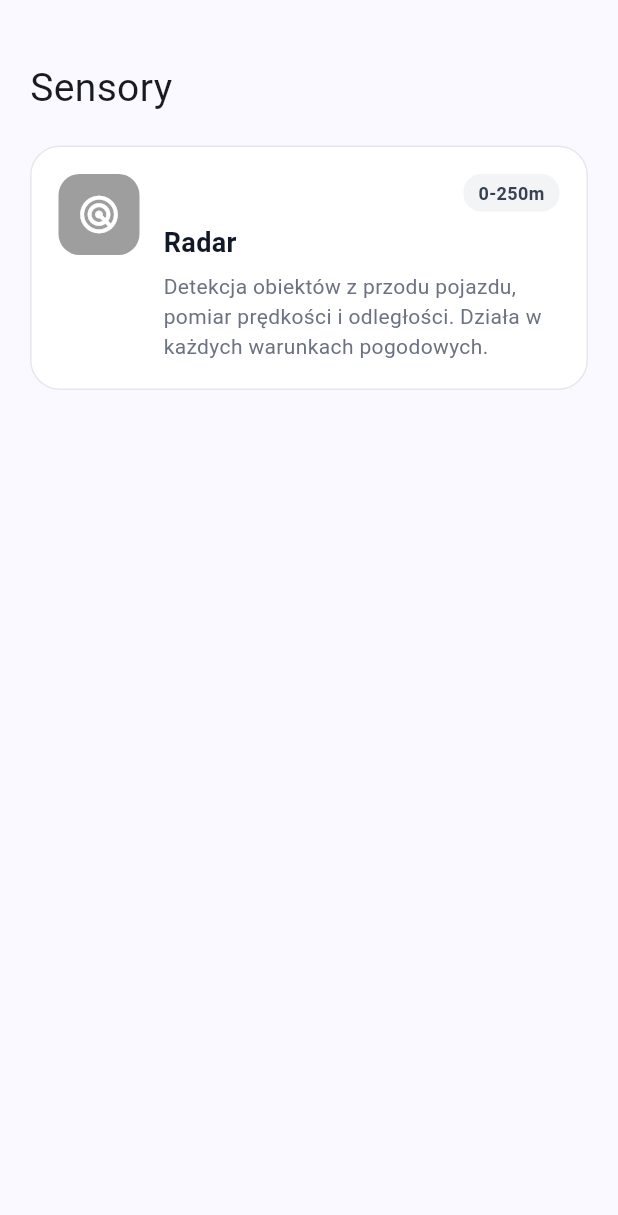
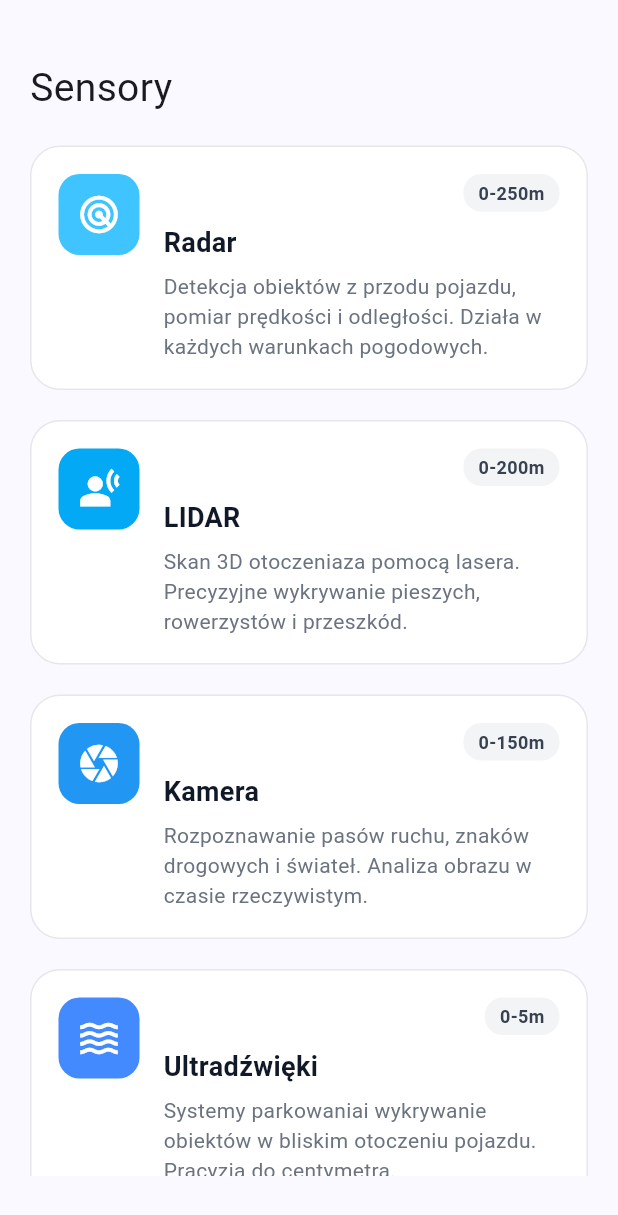
Before and after one commit to sqrasdf/AutoSense, a Flutter app: the LessonPage screen opened directly, on a phone screen of 412 x 824 dp. Shown: the top 1215 px of the screen. Run offline on Flutter 3.47's test engine with Material 3 defaults, Android fonts, the phone set to English and light mode, and no system bars.

Commit message:
add lesson page for sensors

```diff
--- a/lib/pages/lesson_page.dart
+++ b/lib/pages/lesson_page.dart
@@ -23,6 +23,7 @@ class LessonPage extends StatelessWidget {
     return Scaffold(
       body: Padding(
         padding: const EdgeInsets.symmetric(vertical: 40, horizontal: 20),
+        child: SingleChildScrollView(
           child: Column(
             mainAxisAlignment: MainAxisAlignment.center,
             crossAxisAlignment: CrossAxisAlignment.start,
@@ -31,15 +32,43 @@ class LessonPage extends StatelessWidget {
               SizedBox(height: 20),
               SensorCard(
                 icon: Icons.radar,
-              iconBackgroundColor: Colors.grey,
+                iconBackgroundColor: Colors.lightBlueAccent,
                 badgeText: "0-250m",
                 title: "Radar",
                 description:
                     "Detekcja obiektów z przodu pojazdu, pomiar prędkości i odległości. "
                     "Działa w każdych warunkach pogodowych.",
               ),
-            Expanded(child: Container()),
+              SizedBox(height: 20),
+              SensorCard(
+                icon: Icons.spatial_tracking,
+                iconBackgroundColor: Colors.lightBlue,
+                badgeText: "0-200m",
+                title: "LIDAR",
+                description:
+                    "Skan 3D otoczeniaza pomocą lasera. Precyzyjne wykrywanie pieszych, rowerzystów i przeszkód.",
+              ),
+              SizedBox(height: 20),
+              SensorCard(
+                icon: Icons.camera,
+                iconBackgroundColor: Colors.blue,
+                badgeText: "0-150m",
+                title: "Kamera",
+                description:
+                    "Rozpoznawanie pasów ruchu, znaków drogowych i świateł. Analiza obrazu w czasie rzeczywistym.",
+              ),
+              SizedBox(height: 20),
+              SensorCard(
+                icon: Icons.waves,
+                iconBackgroundColor: Colors.blueAccent,
+                badgeText: "0-5m",
+                title: "Ultradźwięki",
+                description:
+                    "Systemy parkowaniai wykrywanie obiektów w bliskim otoczeniu pojazdu. Pracyzja do centymetra.",
+              ),
+              // Expanded(child: Container()),
             ],
+          ),
         ),
       ),
     );
--- a/lib/widgets/course_card.dart
+++ b/lib/widgets/course_card.dart
@@ -64,6 +64,10 @@ class CourseCard extends StatelessWidget {
                 subtitle: 'Poznaj radary, LIDAR, kamery i ultradźwięki',
                 onTap: () {
                   debugPrint('Otwieram Sensory pojazdu');
+                  Navigator.push(
+                    context,
+                    MaterialPageRoute(builder: (context) => const LessonPage()),
+                  );
                 },
               ),
               const SizedBox(height: 20),
@@ -74,10 +78,6 @@ class CourseCard extends StatelessWidget {
                     'Algorytmy podejmowania decyzji (omijanie, hamowanie)',
                 onTap: () {
                   debugPrint('Otwieram Strategie jazdy autonomicznej');
-                  Navigator.push(
-                    context,
-                    MaterialPageRoute(builder: (context) => const LessonPage()),
-                  );
                 },
               ),
               const SizedBox(height: 20),
```
Lines whose indentation alone changed are shown as unchanged.
